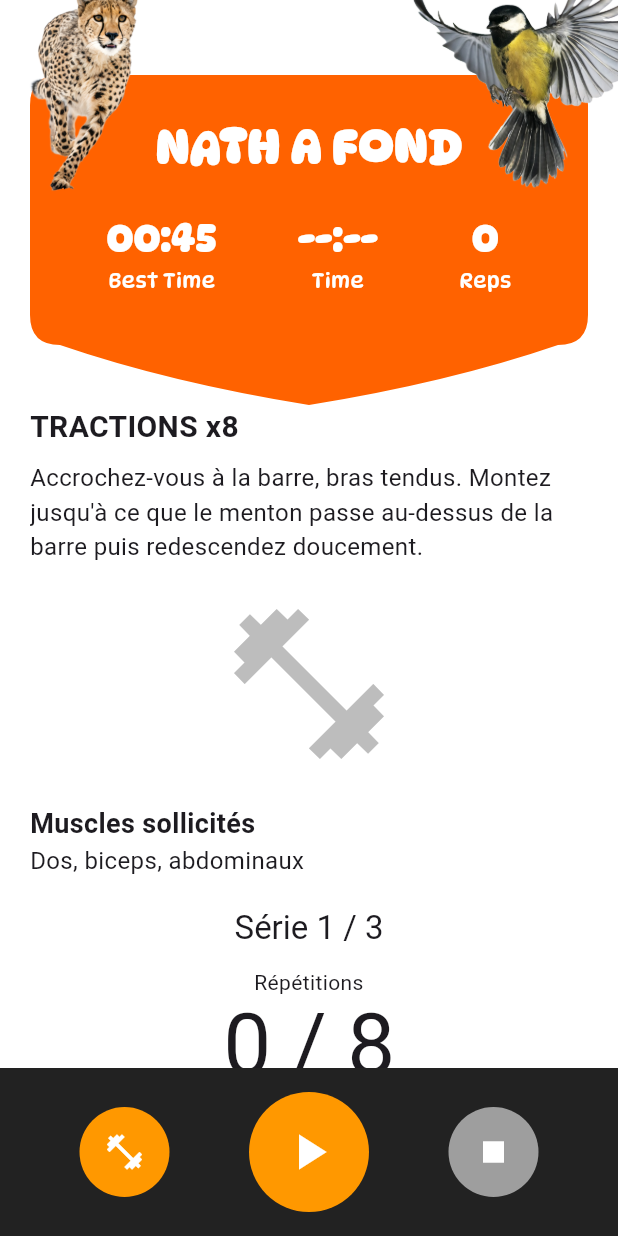
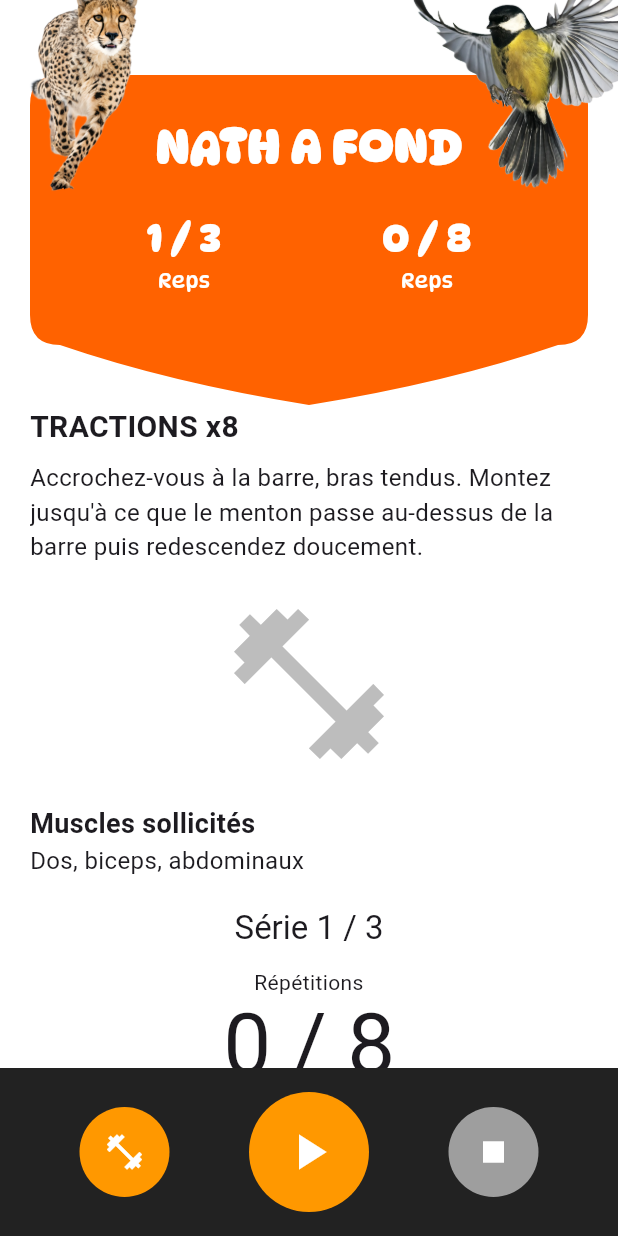
Before and after one commit to Louen12/natation, a Flutter app: the screen it shows after launch, on a phone screen of 412 x 824 dp. Run offline on Flutter 3.47's test engine with Material 3 defaults, Android fonts, the phone set to English and light mode, and no system bars; our stand-ins replace flutter_map, latlong2, sensors_plus.

Commit message:
add series and total repetitions to ExerciseCard for enhanced tracking

```diff
--- a/lib/screens/traction_page.dart
+++ b/lib/screens/traction_page.dart
@@ -320,7 +320,7 @@ class _TractionPageState extends State<TractionPage> {
   // -------- UI --------
   @override
   Widget build(BuildContext context) {
-    final k = _leniencyScale();
+    // final k = _leniencyScale();
     return Scaffold(
       backgroundColor: Colors.white,
       body: SafeArea(
@@ -330,9 +330,12 @@ class _TractionPageState extends State<TractionPage> {
               padding: const EdgeInsets.only(top: 50), // <-- espace en haut
               child: ExerciseCard(
                 title: "NATH A FOND",
-                bestTime: "00:45",
-                time: inRest ? "$restRemaining s" : "--:--",
+                bestTime: null,
+                time: null,
                 repetitions: currentReps,
+                series: currentSet,
+                totalRepetitions: plan.repsPerSet,
+                totalSeries: plan.sets,
                 leftImage: "assets/images/guepard.png",
                 rightImage: "assets/images/mesange.png",
               ),
@@ -403,13 +406,7 @@ class _TractionPageState extends State<TractionPage> {
                       ),
                     ],
                     const SizedBox(height: 16),
-                    Text(
-                      'phase=$_phase val=${val.toStringAsFixed(2)} '
-                      'base=${base.toStringAsFixed(2)} k=${k.toStringAsFixed(2)}',
-                      textAlign: TextAlign.center,
-                      style:
-                          const TextStyle(fontSize: 12, color: Colors.grey),
-                    ),
+
                   ],
                 ),
               ),
--- a/lib/widgets/tjtq_card.dart
+++ b/lib/widgets/tjtq_card.dart
@@ -5,6 +5,9 @@ class ExerciseCard extends StatelessWidget {
   final String? bestTime;
   final String? time;
   final int? repetitions;
+  final int? totalRepetitions;
+  final int? series;
+  final int? totalSeries;
   final String? leftImage;
   final String? rightImage;
   final Color backgroundColor;
@@ -15,6 +18,9 @@ class ExerciseCard extends StatelessWidget {
     this.bestTime,
     this.time,
     this.repetitions,
+    this.totalRepetitions,
+    this.series,
+    this.totalSeries,
     this.leftImage,
     this.rightImage,
     this.backgroundColor = const Color(0xFFFF6200),
@@ -92,11 +98,29 @@ class ExerciseCard extends StatelessWidget {
                         ),
                       ],
                     ),
+                  if (series != null)
+                    Column(
+                      children: [
+                        Text(
+                          "$series / $totalSeries",
+                          style: const TextStyle(
+                            fontSize: 26,
+                            fontWeight: FontWeight.bold,
+                            color: Colors.white,
+                            fontFamily: 'DynaPuff',
+                          ),
+                        ),
+                        const Text(
+                          "Reps",
+                          style: TextStyle(color: Colors.white, fontFamily: 'DynaPuff'),
+                        ),
+                      ],
+                    ),
                   if (repetitions != null)
                     Column(
                       children: [
                         Text(
-                          "$repetitions",
+                          "$repetitions / $totalRepetitions",
                           style: const TextStyle(
                             fontSize: 26,
                             fontWeight: FontWeight.bold,
```
Also changed, not shown: 1 other file.
